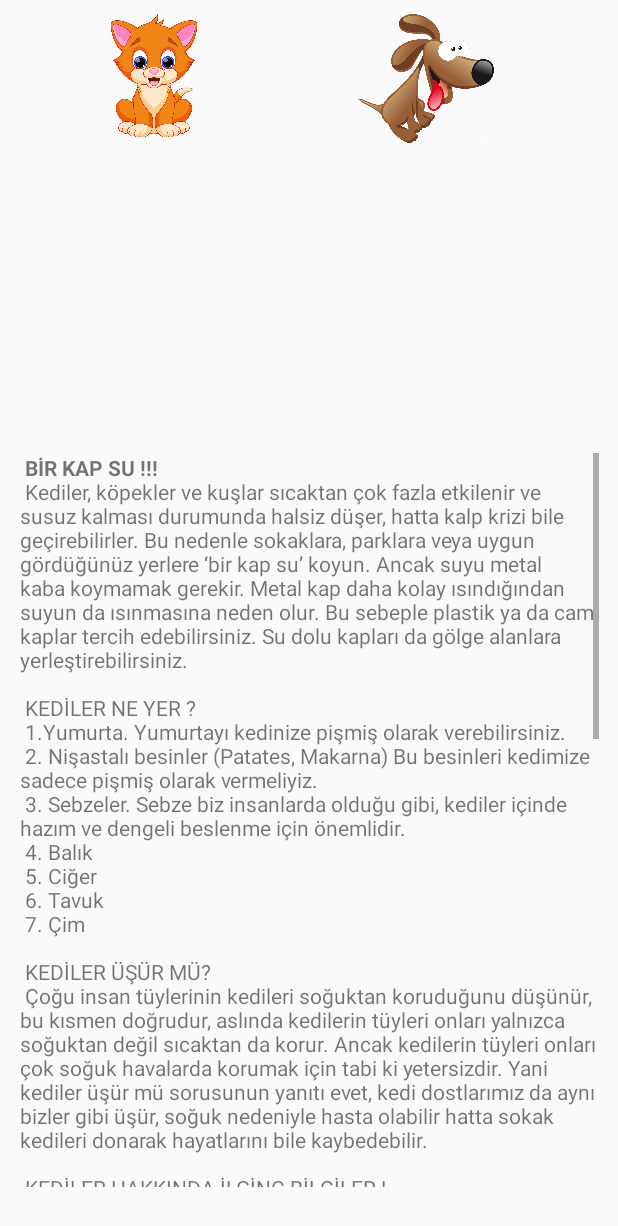
After one commit to DoanKasas/UsuyenPatilerAndroid, an Android app: the layout activity_hakkimizda.xml on its own in the app's theme, with its tools: preview values and no code run, on a phone screen of 412 x 824 dp. The commit adds this screen. Shown: the top 1226 px of the screen. Run offline under Robolectric (Android 15) with nearby library versions, the phone set to English and light mode, and no system bars.

Commit message:
Hayvanlar hakkında bölümü eklendi

```diff
--- a/SokakHayvanlari/app/src/main/AndroidManifest.xml
+++ b/SokakHayvanlari/app/src/main/AndroidManifest.xml
@@ -1,7 +1,6 @@
 <?xml version="1.0" encoding="utf-8"?>
 <manifest xmlns:android="http://schemas.android.com/apk/res/android"
     package="com.example.sokakhayvanlari">
-
     <!--
          The ACCESS_COARSE/FINE_LOCATION permissions are not required to use
          Google Maps Android API v2, but you must specify either coarse or fine
@@ -11,13 +10,13 @@
 
     <application
         android:allowBackup="true"
-        android:windowSoftInputMode="stateVisible|adjustPan"
         android:icon="@mipmap/ic_launcher"
         android:label="@string/app_name"
         android:roundIcon="@mipmap/ic_launcher_round"
         android:supportsRtl="true"
-        android:theme="@style/AppTheme">
-
+        android:theme="@style/AppTheme"
+        android:windowSoftInputMode="stateVisible|adjustPan">
+        <activity android:name=".HakkimizdaActivity"></activity>
         <!--
              The API key for Google Maps-based APIs is defined as a string resource.
              (See the file "res/values/google_maps_api.xml").
@@ -32,17 +31,17 @@
 
         <activity
             android:name=".MapsGorActivity"
-            android:windowSoftInputMode="stateVisible|adjustPan"
-            android:label="@string/title_activity_maps_gor"></activity>
+            android:label="@string/title_activity_maps_gor"
+            android:windowSoftInputMode="stateVisible|adjustPan" />
         <activity
             android:name=".MapsMenuActivity"
-            android:windowSoftInputMode="stateVisible|adjustPan"
-            android:label="@string/title_activity_maps_ekle" />
+            android:label="@string/title_activity_maps_ekle"
+            android:windowSoftInputMode="stateVisible|adjustPan" />
         <activity android:name=".MenuActivity" />
         <activity
             android:name=".GirisMenuActivity"
-            android:windowSoftInputMode="stateVisible|adjustPan"
-            android:theme="@style/Theme.AppCompat.NoActionBar">
+            android:theme="@style/Theme.AppCompat.NoActionBar"
+            android:windowSoftInputMode="stateVisible|adjustPan">
             <intent-filter>
                 <action android:name="android.intent.action.MAIN" />
 
--- /dev/null
+++ b/SokakHayvanlari/app/src/main/java/com/example/sokakhayvanlari/HakkimizdaActivity.java
@@ -0,0 +1,36 @@
+package com.example.sokakhayvanlari;
+
+import androidx.appcompat.app.AppCompatActivity;
+
+import android.location.SettingInjectorService;
+import android.os.Bundle;
+import android.view.View;
+import android.widget.FrameLayout;
+import android.widget.ImageView;
+import android.widget.TextView;
+
+public class HakkimizdaActivity extends AppCompatActivity {
+    private TextView textview_kedi,textview_kopek;
+    private ImageView image_kedi,image_kopek;
+    @Override
+    protected void onCreate(Bundle savedInstanceState) {
+        super.onCreate(savedInstanceState);
+        setContentView(R.layout.activity_hakkimizda);
+        image_kedi = findViewById(R.id.img_kedi);
+        image_kopek = findViewById(R.id.img_kopek);
+        textview_kedi = findViewById(R.id.txt_kedi);
+        textview_kopek = findViewById(R.id.txt_kopek);
+        textview_kedi.setVisibility(View.GONE);
+        textview_kopek.setVisibility(View.GONE);
+
+    }
+
+    public void kedigoruntule(View view){
+        textview_kedi.setVisibility(View.VISIBLE);
+        textview_kopek.setVisibility(View.GONE);
+    }
+    public void kopekgoruntule(View view){
+        textview_kedi.setVisibility(View.GONE);
+        textview_kopek.setVisibility(View.VISIBLE);
+    }
+}
--- a/SokakHayvanlari/app/src/main/java/com/example/sokakhayvanlari/MenuActivity.java
+++ b/SokakHayvanlari/app/src/main/java/com/example/sokakhayvanlari/MenuActivity.java
@@ -51,6 +51,10 @@ public class MenuActivity extends AppCompatActivity {
         Intent intent = new Intent(MenuActivity.this,MapsGorActivity.class);
         startActivity(intent);
     }
+    public void onHakkimizda(View view){
+        Intent intent = new Intent(MenuActivity.this,HakkimizdaActivity.class);
+        startActivity(intent);
+    }
 
 
 }
--- /dev/null
+++ b/SokakHayvanlari/app/src/main/res/layout/activity_hakkimizda.xml
@@ -0,0 +1,66 @@
+<?xml version="1.0" encoding="utf-8"?>
+<androidx.constraintlayout.widget.ConstraintLayout xmlns:android="http://schemas.android.com/apk/res/android"
+    xmlns:app="http://schemas.android.com/apk/res-auto"
+    xmlns:tools="http://schemas.android.com/tools"
+    android:layout_width="match_parent"
+    android:layout_height="match_parent"
+    tools:context=".HakkimizdaActivity">
+
+    <ImageView
+        android:id="@+id/img_kopek"
+        android:layout_width="109dp"
+        android:layout_height="86dp"
+        android:onClick="kopekgoruntule"
+        app:layout_constraintBottom_toBottomOf="parent"
+        app:layout_constraintEnd_toEndOf="parent"
+        app:layout_constraintHorizontal_bias="0.758"
+        app:layout_constraintStart_toStartOf="parent"
+        app:layout_constraintTop_toTopOf="parent"
+        app:layout_constraintVertical_bias="0.013"
+        app:srcCompat="@drawable/kopek" />
+
+    <ImageView
+        android:id="@+id/img_kedi"
+        android:layout_width="93dp"
+        android:layout_height="83dp"
+        android:onClick="kedigoruntule"
+        app:layout_constraintBottom_toBottomOf="parent"
+        app:layout_constraintEnd_toEndOf="parent"
+        app:layout_constraintHorizontal_bias="0.176"
+        app:layout_constraintStart_toStartOf="parent"
+        app:layout_constraintTop_toTopOf="parent"
+        app:layout_constraintVertical_bias="0.013"
+        app:srcCompat="@drawable/kedi" />
+
+    <ScrollView
+        android:id="@+id/scrollView2"
+        android:layout_width="386dp"
+        android:layout_height="489dp"
+        app:layout_constraintBottom_toBottomOf="parent"
+        app:layout_constraintEnd_toEndOf="parent"
+        app:layout_constraintStart_toStartOf="parent"
+        app:layout_constraintTop_toTopOf="parent"
+        app:layout_constraintVertical_bias="0.903">
+
+        <LinearLayout
+            android:layout_width="match_parent"
+            android:layout_height="wrap_content"
+            android:orientation="vertical">
+
+            <TextView
+                android:id="@+id/txt_kedi"
+                android:layout_width="match_parent"
+                android:layout_height="wrap_content"
+                android:text="@string/kedi_hakkimizda" />
+
+            <TextView
+                android:id="@+id/txt_kopek"
+                android:layout_width="match_parent"
+                android:layout_height="wrap_content"
+                android:text="@string/kopek_hakkimizda" />
+
+        </LinearLayout>
+    </ScrollView>
+
+
+</androidx.constraintlayout.widget.ConstraintLayout>
--- a/SokakHayvanlari/app/src/main/res/values/strings.xml
+++ b/SokakHayvanlari/app/src/main/res/values/strings.xml
@@ -2,4 +2,52 @@
     <string name="app_name">SokakHayvanlari</string>
     <string name="title_activity_maps_ekle">Map</string>
     <string name="title_activity_maps_gor">Map</string>
+
+    <string name="kopek_hakkimizda">
+        <b>BİR KAP SU !!! \n</b>
+  <br>Kediler, köpekler ve kuşlar sıcaktan çok fazla etkilenir ve susuz kalması durumunda halsiz düşer, hatta kalp krizi bile geçirebilirler. Bu nedenle sokaklara, parklara veya uygun gördüğünüz yerlere ‘bir kap su’ koyun.
+
+Ancak suyu metal kaba koymamak gerekir. Metal kap daha kolay ısındığından suyun da ısınmasına neden olur. Bu sebeple plastik ya da cam kaplar tercih edebilirsiniz. Su dolu kapları da gölge alanlara yerleştirebilirsiniz.\n\n</br>
+    <br>KÖPEKLER NE YER? \n</br>
+    <br>1.Pirinç \n
+        2.Havuç \n
+        3.Muz \n
+        4.Et \n
+        5.Balık \n
+        6.Marul \n
+        7.Ispanak \n\n</br>
+    <br>KÖPEKLER ÜŞÜR MÜ? \n</br>
+    <br>Köpeklerin tüylerinin birçok işlevi vardır; tüyler köpekleri sıcaktan, soğuktan, zararlı güneş ışınlarından, yaralanmalardan korur ancak tüyler tabi ki köpekleri sonsuz koruma gücüne sahip değildir. Dolayısıyla belirli sıcaklıkların altındaki havalarda köpekler de üşürler.\n\n</br>
+    <br>KÖPEKLER HAKKINDA İLGİNÇ BİLGİLER ! \n</br>
+    <br>1.Köpekler 2 yaşındaki bir çocuğun zekasına sahiptir.\n
+        2.Köpeklerin koku duyusu insanlardan 100.000 kat daha iyidir.\n
+        3.Köpekler, aynı insanlar gibi ruh halinizi yüzünüzden anlayabilen tek hayvan türüdür.\n
+        4.Köpekler, sadece patilerinden terler.\n
+        5.Köpeklerin kulağında en az 18 kas bulunmaktadır. İnsanlarda bu sayı 6\'dır. \n</br>
+    </string>
+
+    <string name="kedi_hakkimizda">
+
+        <b>BİR KAP SU !!! \n</b>
+        <br>Kediler, köpekler ve kuşlar sıcaktan çok fazla etkilenir ve susuz kalması durumunda halsiz düşer, hatta kalp krizi bile geçirebilirler. Bu nedenle sokaklara, parklara veya uygun gördüğünüz yerlere ‘bir kap su’ koyun.
+
+Ancak suyu metal kaba koymamak gerekir. Metal kap daha kolay ısındığından suyun da ısınmasına neden olur. Bu sebeple plastik ya da cam kaplar tercih edebilirsiniz. Su dolu kapları da gölge alanlara yerleştirebilirsiniz.\n\n</br>
+        <br>KEDİLER NE YER ? \n</br>
+        <br>1.Yumurta. Yumurtayı kedinize pişmiş olarak verebilirsiniz. \n
+        2. Nişastalı besinler (Patates, Makarna) Bu besinleri kedimize sadece pişmiş olarak vermeliyiz.\n
+        3. Sebzeler. Sebze biz insanlarda olduğu gibi, kediler içinde hazım ve dengeli beslenme için önemlidir.\n
+        4. Balık \n
+        5. Ciğer \n
+        6. Tavuk \n
+        7. Çim \n\n</br>
+        <br>KEDİLER ÜŞÜR MÜ? \n</br>
+        <br>Çoğu insan tüylerinin kedileri soğuktan koruduğunu düşünür, bu kısmen doğrudur, aslında kedilerin tüyleri onları yalnızca soğuktan değil sıcaktan da korur. Ancak kedilerin tüyleri onları çok soğuk havalarda korumak için tabi ki yetersizdir. Yani kediler üşür mü sorusunun yanıtı evet, kedi dostlarımız da aynı bizler gibi üşür, soğuk nedeniyle hasta olabilir hatta sokak kedileri donarak hayatlarını bile kaybedebilir.\n\n</br>
+        <br>KEDİLER HAKKINDA İLGİNÇ BİLGİLER ! \n</br>
+        <br>1.Kediler ortalama 100 çeşit ses çıkarır. Köpeklerde bu sayı 10’dur. \n
+            2.Kedilerin kulakları çevresinde 20 tane kas vardır. Bu nedenle kulaklarını gayet rahat oynatırlar.\n
+            3.Dişi kediler sağ patilerini daha iyi kullanırken, erkek kediler çoğunlukla sol patide iyidirler. \n
+            4.Kedilerin genellikle laktoza karşı tolerans seviyeleri düşüktür. Yani onlara süt vermekten vazgeçin. \n
+            5.Eski Mısır’da evcil bir kedi öldüğünde tüm ev halkı kaşlarını tıraş yaparak yas tutarmış.\n
+        </br>
+    </string>
 </resources>
--- a/SokakHayvanlari/build.gradle
+++ b/SokakHayvanlari/build.gradle
@@ -8,7 +8,7 @@ buildscript {
 
     }
     dependencies {
-        classpath 'com.android.tools.build:gradle:3.6.1'
+        classpath 'com.android.tools.build:gradle:3.6.3'
         classpath 'com.google.gms:google-services:4.3.3'
 
 
```
Also changed, not shown: SokakHayvanlari/app/src/main/res/drawable/kedi.png (added), SokakHayvanlari/app/src/main/res/drawable/kopek.png (added).
